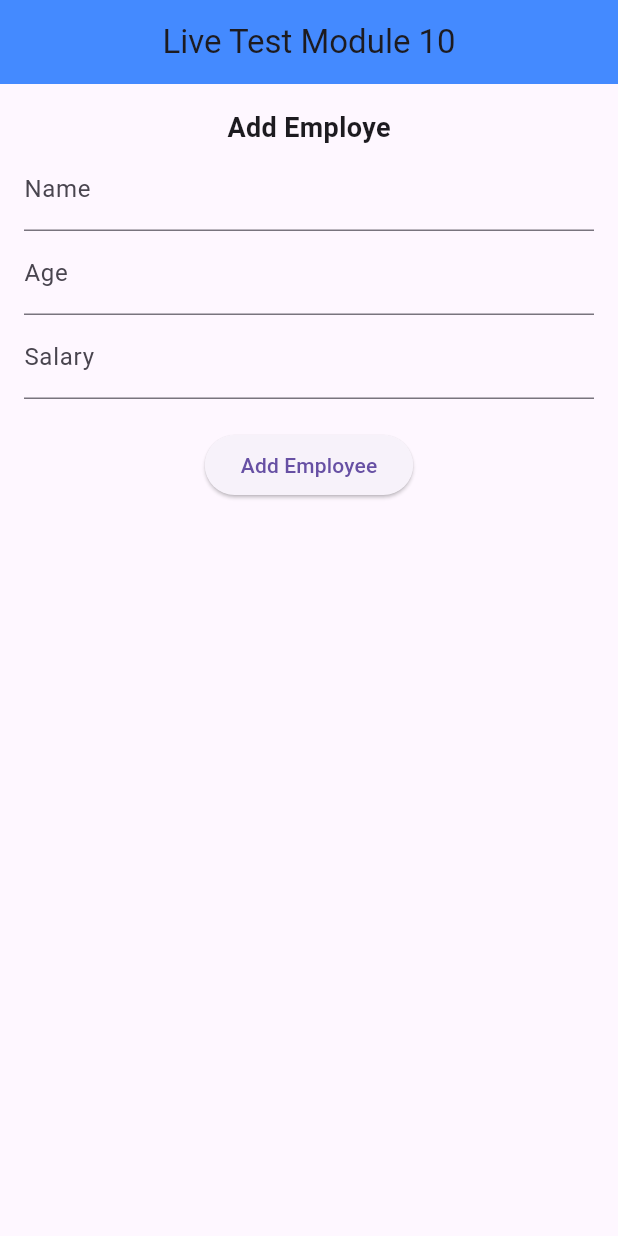
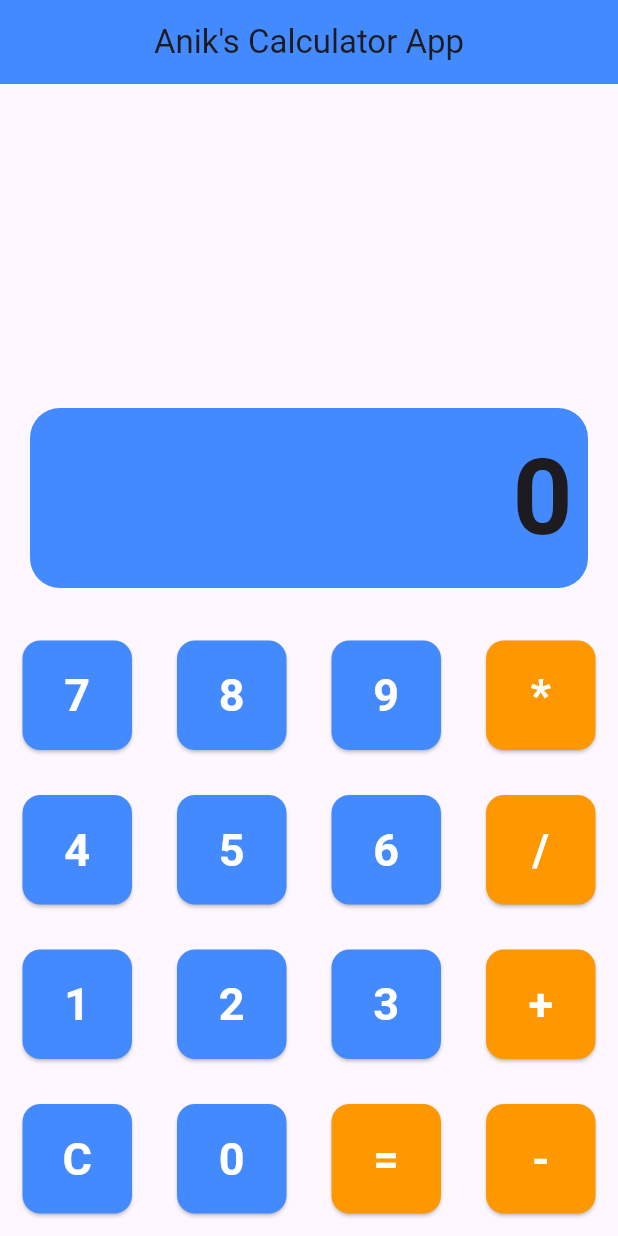
Before and after one commit to mhc-anik/Flutter_With_Ostad, a Flutter app: the screen it shows after launch, on a phone screen of 412 x 824 dp. Run offline on Flutter 3.47's test engine with Material 3 defaults, Android fonts, the phone set to English and light mode, and no system bars.

Commit message:
add from surface

```diff
--- a/lib/MyApp.dart
+++ b/lib/MyApp.dart
@@ -1,8 +1,12 @@
 
 import 'package:appanik/Assainment_module_10/assainment_mod_10.dart';
 import 'package:appanik/Live_Test_Module_10/Live_Test_Module_10.dart';
+import 'package:appanik/Own_Widget/own_widget.dart';
 import 'package:appanik/aleart_dialog.dart';
 import 'package:appanik/basic_app.dart';
+import 'package:appanik/calculatorApp/calculator/calculator_app.dart';
+import 'package:appanik/calculatorApp/calculatorApp.dart';
+import 'package:appanik/counter_app.dart';
 import 'package:appanik/drawer_view.dart';
 import 'package:flutter/material.dart';
 
@@ -17,7 +21,11 @@ class MyApp extends StatelessWidget {
       //home: Aleart_dailog(),
       //home: drawer_view(),
       //home: assainment_mod_10(),
-      home: Live_Test_Module_10(),
+      //home: Live_Test_Module_10(),
+      //home: own_widget(),
+      //home:counter_app(),
+      home: calculatorApp(),
+      //home: CalculatorApp(),
     );
   }
 }
--- /dev/null
+++ b/lib/calculatorApp/calculatorApp.dart
@@ -0,0 +1,119 @@
+import 'package:appanik/calculatorApp/calculatorButton.dart';
+import 'package:flutter/material.dart';
+
+class calculatorApp extends StatefulWidget {
+  const calculatorApp({super.key});
+
+  @override
+  State<calculatorApp> createState() => _calculatorAppState();
+}
+
+class _calculatorAppState extends State<calculatorApp> {
+  String _output = "0";
+  String _input = "0";
+  String _ope = "0";
+  double num1 = 0;
+  double num2 = 0;
+
+  void _buttonPressed(String value){
+    print("initially value : $value");
+
+    setState(() {
+      if(value == "C"){
+        _output = "0";
+        _input = "0";
+        _ope = "";
+        num1 = 0;
+        num2 = 0;
+      }else if(value == "="){
+        num2 = double.parse(_input);
+        if(_ope == "+"){
+          _output = (num1 + num2).toString();
+        }else if(_ope == "-"){
+          _output = (num1 - num2).toString();
+        }else if(_ope == "*"){
+          _output = (num1 * num2).toString();
+        }else if(_ope == "/"){
+          _output =num2 != 0 ? (num1 / num2).toString() : "Error";
+        }
+      }else if(["+","-","*","/"].contains(value)){
+        num1 = double.parse(_input);
+        _ope = value;
+        _input = "";
+      }else{
+        if(_input == "0"){
+          _input = value;
+        }else{
+          _input += value;
+        }
+        _output = _input;
+      }
+    });
+  }
+
+
+  @override
+  Widget build(BuildContext context) {
+    return Scaffold(
+      appBar: AppBar(
+        title: Text("Anik's Calculator App"),
+        centerTitle: true,
+        backgroundColor: Colors.blueAccent,
+      ),
+      body: Expanded(
+
+        child: Column(
+          mainAxisAlignment: MainAxisAlignment.end,
+          children: [
+            Padding(
+              padding: const EdgeInsets.all(20.0),
+              child: Container(
+                decoration: BoxDecoration(
+                  color: Colors.blueAccent,
+                  borderRadius: BorderRadius.circular(20),
+                ),
+                alignment: Alignment.bottomRight,
+                child: Padding(
+                  padding: const EdgeInsets.all(10.0),
+                  child: Text(_output,style: TextStyle(fontSize: 70,fontWeight: FontWeight.bold),),
+                ),
+              ),
+            ),
+            Row(
+              children: [
+                calculatorButton(text: "7", onClick: ()=> _buttonPressed("7")),
+                calculatorButton(text: "8", onClick: ()=> _buttonPressed("8")),
+                calculatorButton(text: "9", onClick: ()=> _buttonPressed("9")),
+                calculatorButton(text: "*", onClick: ()=> _buttonPressed("*"),color: Colors.orange,),
+              ],
+            ),
+            Row(
+              children: [
+                calculatorButton(text: "4", onClick: ()=> _buttonPressed("4")),
+                calculatorButton(text: "5", onClick: ()=> _buttonPressed("5")),
+                calculatorButton(text: "6", onClick: ()=> _buttonPressed("6")),
+                calculatorButton(text: "/", onClick: ()=> _buttonPressed("/"),color: Colors.orange,),
+              ],
+            ),
+            Row(
+              children: [
+                calculatorButton(text: "1", onClick: ()=> _buttonPressed("1")),
+                calculatorButton(text: "2", onClick: ()=> _buttonPressed("2")),
+                calculatorButton(text: "3", onClick: ()=> _buttonPressed("3")),
+                calculatorButton(text: "+", onClick: ()=> _buttonPressed("+"),color: Colors.orange,),
+              ],
+            ),
+            Row(
+              children: [
+                calculatorButton(text: "C", onClick: ()=> _buttonPressed("C")),
+                calculatorButton(text: "0", onClick: ()=> _buttonPressed("0")),
+                calculatorButton(text: "=", onClick: ()=> _buttonPressed("="),color: Colors.orange,),
+                calculatorButton(text: "-", onClick: ()=> _buttonPressed("-"),color: Colors.orange,),
+              ],
+            ),
+          ],
+        ),
+      ),
+    );
+  }
+}
--- /dev/null
+++ b/lib/calculatorApp/calculatorButton.dart
@@ -0,0 +1,38 @@
+
+import 'package:flutter/material.dart';
+
+class calculatorButton extends StatelessWidget {
+  String text;
+  Color ? color;
+  final VoidCallback onClick;
+
+
+  calculatorButton({
+    super.key,
+    required this.text,
+    required this.onClick,
+    this.color,
+  });
+
+  @override
+  Widget build(BuildContext context) {
+    return Expanded(
+      child: Padding(
+        padding: const EdgeInsets.all(15.0),
+        child: ElevatedButton(
+            style: ElevatedButton.styleFrom(
+              padding: const EdgeInsets.all(15.0),
+              backgroundColor:color ?? Colors.blueAccent,
+              shape: RoundedRectangleBorder(
+                borderRadius: BorderRadius.circular(12),
+              ),
+            ),
+            onPressed: onClick, child: Text(text,style: TextStyle(
+          color: Colors.white,
+          fontSize: 30,
+          fontWeight: FontWeight.bold,
+        ),)),
+      ),
+    );
+  }
+}
```
Also changed, not shown: lib/Own_Widget/CityCard.dart (added, +77 -0 lines), lib/Own_Widget/own_widget.dart (added, +31 -0 lines), lib/calculatorApp/calculator/calculator_app.dart (added, +132 -0 lines), lib/calculatorApp/calculator/calculator_button.dart (added, +41 -0 lines), lib/counter_app.dart (added, +59 -0 lines).
